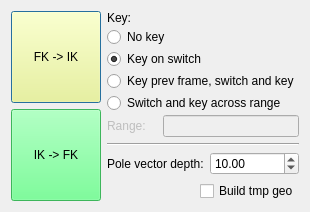
Psyop/psyhive, file scripts/maya_psyhive/tools/fkik_switcher/fkik_switcher.ui: the form before one commit.
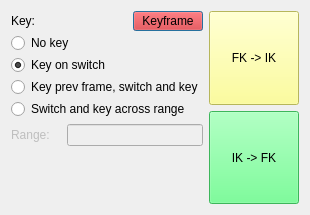
The form after the commit.

Commit message: fkik switcher: added keyframe button + working key options, | maya_psyhive: tools.fkik_switcher working key options + added keyframe button, ui.get_main_window_ptr added, utils.single_undo added, psyhive: host added, qt.HUiDialog enabled catch errors, qt.HUiDialog fix dialogs behind main maya window, qt.HUiDialog read/write settings more quiet, tools.get_error_catcher added, tools.catch_error disabled email button in ui, utils.Path.parent added, utils.Dir.launch_browser added,

```diff
--- a/scripts/maya_psyhive/tools/fkik_switcher/fkik_switcher.ui
+++ b/scripts/maya_psyhive/tools/fkik_switcher/fkik_switcher.ui
@@ -7,7 +7,7 @@
     <x>0</x>
     <y>0</y>
     <width>295</width>
-    <height>206</height>
+    <height>215</height>
    </rect>
   </property>
   <property name="windowTitle">
@@ -15,63 +15,16 @@
   </property>
   <layout class="QGridLayout" name="gridLayout">
    <item row="0" column="0">
-    <layout class="QVBoxLayout" name="verticalLayout_2">
-     <item>
-      <widget class="QPushButton" name="fk_to_ik">
-       <property name="sizePolicy">
-        <sizepolicy hsizetype="Minimum" vsizetype="MinimumExpanding">
-         <horstretch>0</horstretch>
-         <verstretch>0</verstretch>
-        </sizepolicy>
-       </property>
-       <property name="minimumSize">
-        <size>
-         <width>90</width>
-         <height>90</height>
-        </size>
-       </property>
-       <property name="styleSheet">
-        <string notr="true">background-color: rgb(255, 255, 127);
-color: rgb(0, 0, 0);</string>
-       </property>
-       <property name="text">
-        <string>FK -&gt; IK</string>
-       </property>
-      </widget>
-     </item>
-     <item>
-      <widget class="QPushButton" name="ik_to_fk">
-       <property name="sizePolicy">
-        <sizepolicy hsizetype="Minimum" vsizetype="MinimumExpanding">
-         <horstretch>0</horstretch>
-         <verstretch>0</verstretch>
-        </sizepolicy>
-       </property>
-       <property name="minimumSize">
-        <size>
-         <width>90</width>
-         <height>90</height>
-        </size>
-       </property>
-       <property name="styleSheet">
-        <string notr="true">background-color: rgb(85, 255, 127);
-color: rgb(0, 0, 0);</string>
-       </property>
-       <property name="text">
-        <string>IK -&gt; FK</string>
-       </property>
-      </widget>
-     </item>
-    </layout>
-   </item>
-   <item row="0" column="1">
-    <layout class="QVBoxLayout" name="verticalLayout">
-     <item>
       <layout class="QVBoxLayout" name="verticalLayout_3">
        <property name="spacing">
         <number>2</number>
        </property>
        <item>
+      <layout class="QHBoxLayout" name="horizontalLayout_4">
+       <property name="spacing">
+        <number>0</number>
+       </property>
+       <item>
         <widget class="QLabel" name="label_4">
          <property name="text">
           <string>Key:</string>
@@ -79,6 +32,25 @@
         </widget>
        </item>
        <item>
+        <widget class="QPushButton" name="keyframe">
+         <property name="maximumSize">
+          <size>
+           <width>70</width>
+           <height>20</height>
+          </size>
+         </property>
+         <property name="styleSheet">
+          <string notr="true">background-color: rgb(255, 0, 0);
+color: rgb(0, 0, 0);</string>
+         </property>
+         <property name="text">
+          <string>Keyframe</string>
+         </property>
+        </widget>
+       </item>
+      </layout>
+     </item>
+     <item>
         <widget class="QRadioButton" name="key_none">
          <property name="text">
           <string>No key</string>
@@ -109,6 +81,22 @@
          </property>
         </widget>
        </item>
+     <item>
+      <spacer name="verticalSpacer_2">
+       <property name="orientation">
+        <enum>Qt::Vertical</enum>
+       </property>
+       <property name="sizeType">
+        <enum>QSizePolicy::Minimum</enum>
+       </property>
+       <property name="sizeHint" stdset="0">
+        <size>
+         <width>20</width>
+         <height>3</height>
+        </size>
+       </property>
+      </spacer>
+     </item>
        <item>
         <layout class="QHBoxLayout" name="horizontalLayout_2">
          <property name="spacing">
@@ -145,36 +133,6 @@
          </item>
         </layout>
        </item>
-      </layout>
-     </item>
-     <item>
-      <widget class="Line" name="line">
-       <property name="orientation">
-        <enum>Qt::Horizontal</enum>
-       </property>
-      </widget>
-     </item>
-     <item>
-      <layout class="QHBoxLayout" name="horizontalLayout">
-       <item>
-        <widget class="QLabel" name="label_2">
-         <property name="text">
-          <string>Pole vector depth:</string>
-         </property>
-        </widget>
-       </item>
-       <item>
-        <widget class="QDoubleSpinBox" name="pole_vector_depth">
-         <property name="maximum">
-          <double>10000.000000000000000</double>
-         </property>
-         <property name="value">
-          <double>10.000000000000000</double>
-         </property>
-        </widget>
-       </item>
-      </layout>
-     </item>
      <item>
       <spacer name="verticalSpacer">
        <property name="orientation">
@@ -188,29 +146,55 @@
        </property>
       </spacer>
      </item>
-     <item>
-      <layout class="QHBoxLayout" name="horizontalLayout_3">
-       <item>
-        <spacer name="horizontalSpacer">
-         <property name="orientation">
-          <enum>Qt::Horizontal</enum>
-         </property>
-         <property name="sizeHint" stdset="0">
-          <size>
-           <width>40</width>
-           <height>20</height>
-          </size>
-         </property>
-        </spacer>
-       </item>
-       <item>
-        <widget class="QCheckBox" name="build_tmp_geo">
-         <property name="text">
-          <string>Build tmp geo</string>
-         </property>
-        </widget>
-       </item>
-      </layout>
+    </layout>
+   </item>
+   <item row="0" column="1">
+    <layout class="QVBoxLayout" name="verticalLayout_2">
+     <item>
+      <widget class="QPushButton" name="fk_to_ik">
+       <property name="sizePolicy">
+        <sizepolicy hsizetype="Minimum" vsizetype="MinimumExpanding">
+         <horstretch>0</horstretch>
+         <verstretch>0</verstretch>
+        </sizepolicy>
+       </property>
+       <property name="minimumSize">
+        <size>
+         <width>90</width>
+         <height>90</height>
+        </size>
+       </property>
+       <property name="styleSheet">
+        <string notr="true">background-color: rgb(255, 255, 127);
+color: rgb(0, 0, 0);</string>
+       </property>
+       <property name="text">
+        <string>FK -&gt; IK</string>
+       </property>
+      </widget>
+     </item>
+     <item>
+      <widget class="QPushButton" name="ik_to_fk">
+       <property name="sizePolicy">
+        <sizepolicy hsizetype="Minimum" vsizetype="MinimumExpanding">
+         <horstretch>0</horstretch>
+         <verstretch>0</verstretch>
+        </sizepolicy>
+       </property>
+       <property name="minimumSize">
+        <size>
+         <width>90</width>
+         <height>90</height>
+        </size>
+       </property>
+       <property name="styleSheet">
+        <string notr="true">background-color: rgb(85, 255, 127);
+color: rgb(0, 0, 0);</string>
+       </property>
+       <property name="text">
+        <string>IK -&gt; FK</string>
+       </property>
+      </widget>
      </item>
     </layout>
    </item>
```
Left out of the diff: 76 changed lines with no effect on the pictures. Lines whose indentation alone changed are shown as unchanged. The commit also changes 12 other files.
